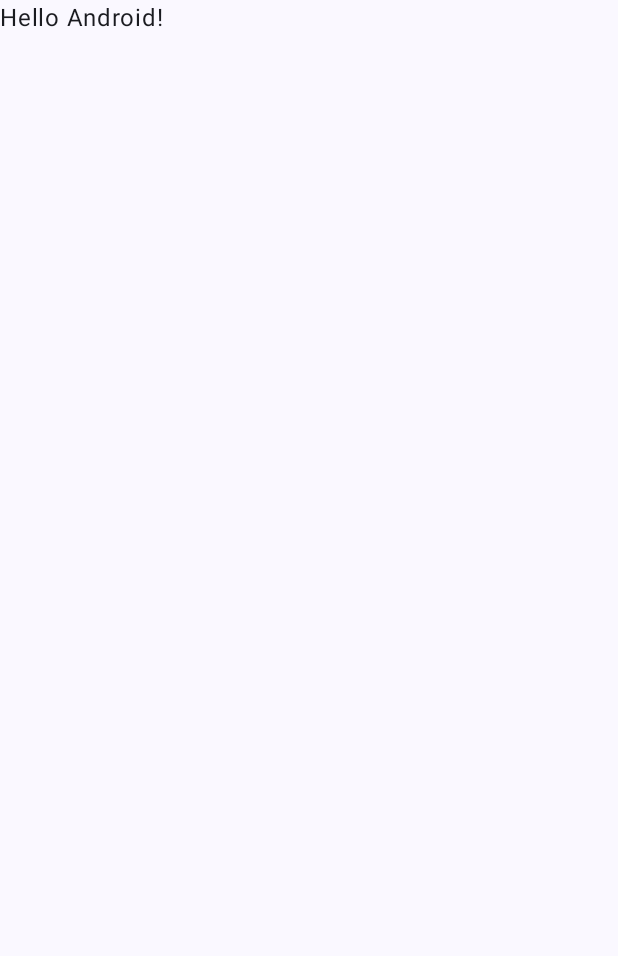
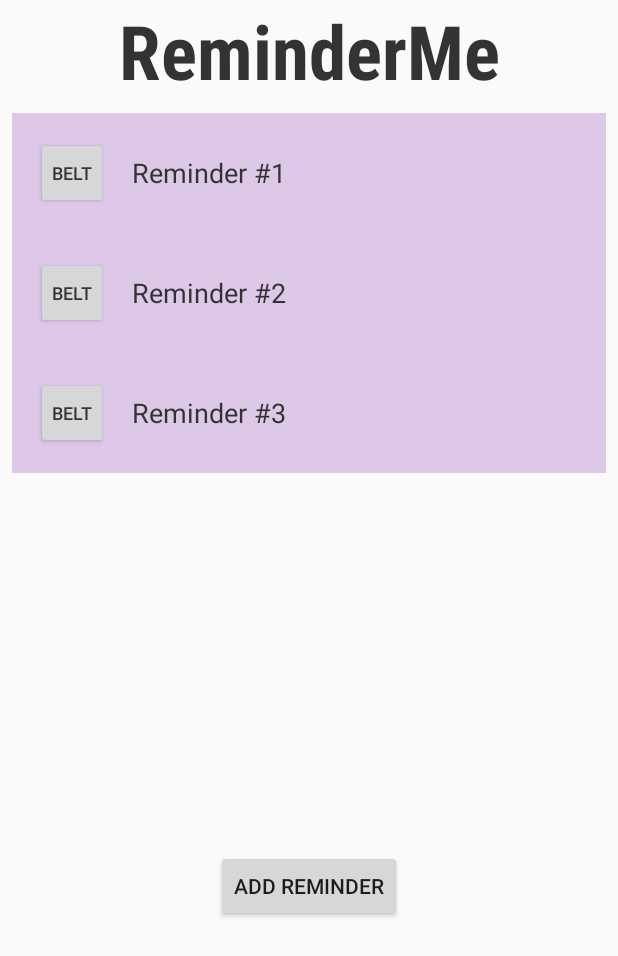
Before and after one commit to tabufellin/curly-octo-fortnight, an Android app built with Jetpack Compose: the screen it shows after launch (MainActivity), on a phone screen of 412 x 824 dp. Before the commit the part shown is almost empty. Shown: the top 956 px of the screen. Run offline under Robolectric (Android 15) with nearby library versions, the phone set to English and light mode, and no system bars.

Commit message:
new changes

```diff
--- a/app/build.gradle
+++ b/app/build.gradle
@@ -57,6 +57,7 @@ dependencies {
     implementation 'androidx.compose.ui:ui-graphics'
     implementation 'androidx.compose.ui:ui-tooling-preview'
     implementation 'androidx.compose.material3:material3'
+    implementation 'androidx.recyclerview:recyclerview:1.2.1'
     testImplementation 'junit:junit:4.13.2'
     androidTestImplementation 'androidx.test.ext:junit:1.1.5'
     androidTestImplementation 'androidx.test.espresso:espresso-core:3.5.1'
--- a/app/src/main/AndroidManifest.xml
+++ b/app/src/main/AndroidManifest.xml
@@ -23,6 +23,10 @@
                 <category android:name="android.intent.category.LAUNCHER" />
             </intent-filter>
         </activity>
+        <activity
+            android:name=".FormActivity"
+            android:label="Form Activity">
+        </activity>
     </application>
 
 </manifest>
--- /dev/null
+++ b/app/src/main/java/com/example/remindme/ListAdapter.kt
@@ -0,0 +1,40 @@
+package com.example.remindme// com.example.remindme.ListAdapter.kt
+import android.view.LayoutInflater
+import android.view.View
+import android.view.ViewGroup
+import android.widget.TextView
+import androidx.recyclerview.widget.RecyclerView
+
+class ListAdapter(private val items: List<ListItem>, private val listener: OnItemClickListener) :
+    RecyclerView.Adapter<ListAdapter.ViewHolder>() {
+
+    interface OnItemClickListener {
+        fun onItemClick(position: Int)
+    }
+
+    inner class ViewHolder(itemView: View) : RecyclerView.ViewHolder(itemView) {
+        val textViewWord: TextView = itemView.findViewById(R.id.textViewWord)
+
+        init {
+            itemView.setOnClickListener {
+                val position = adapterPosition
+                if (position != RecyclerView.NO_POSITION) {
+                    listener.onItemClick(position)
+                }
+            }
+        }
+    }
+
+    override fun onCreateViewHolder(parent: ViewGroup, viewType: Int): ViewHolder {
+        val view = LayoutInflater.from(parent.context)
+            .inflate(R.layout.list_item, parent, false)
+        return ViewHolder(view)
+    }
+
+    override fun onBindViewHolder(holder: ViewHolder, position: Int) {
+        val item = items[position]
+        holder.textViewWord.text = item.word
+    }
+
+    override fun getItemCount(): Int = items.size
+}
--- /dev/null
+++ b/app/src/main/java/com/example/remindme/ListItem.kt
@@ -0,0 +1,4 @@
+package com.example.remindme
+
+// com.example.remindme.ListItem.kt
+data class ListItem(val word: String)
--- a/app/src/main/java/com/example/remindme/MainActivity.kt
+++ b/app/src/main/java/com/example/remindme/MainActivity.kt
@@ -1,46 +1,49 @@
 package com.example.remindme
-
+import android.content.Intent
 import android.os.Bundle
+import android.widget.Button
+import android.widget.Toast
 import androidx.activity.ComponentActivity
-import androidx.activity.compose.setContent
-import androidx.compose.foundation.layout.fillMaxSize
-import androidx.compose.material3.MaterialTheme
-import androidx.compose.material3.Surface
-import androidx.compose.material3.Text
-import androidx.compose.runtime.Composable
-import androidx.compose.ui.Modifier
-import androidx.compose.ui.tooling.preview.Preview
-import com.example.remindme.ui.theme.RemindMeTheme
+import androidx.recyclerview.widget.LinearLayoutManager
+import androidx.recyclerview.widget.RecyclerView
+import com.example.remindme.R
 
 class MainActivity : ComponentActivity() {
     override fun onCreate(savedInstanceState: Bundle?) {
         super.onCreate(savedInstanceState)
-        setContent {
-            RemindMeTheme {
-                // A surface container using the 'background' color from the theme
-                Surface(
-                    modifier = Modifier.fillMaxSize(),
-                    color = MaterialTheme.colorScheme.background
-                ) {
-                    Greeting("Android")
-                }
+        setContentView(R.layout.board)
+
+        val recyclerView: RecyclerView = findViewById(R.id.recyclerView)
+        recyclerView.layoutManager = LinearLayoutManager(this)
+
+        val itemList = listOf(
+            com.example.remindme.ListItem("Reminder #1"),
+            com.example.remindme.ListItem("Reminder #2"),
+            com.example.remindme.ListItem("Reminder #3"),
+
+            // Add more items as needed
+        )
+
+        val adapter = com.example.remindme.ListAdapter(itemList, object : com.example.remindme.ListAdapter.OnItemClickListener {
+            override fun onItemClick(position: Int) {
+                // Handle item click here
+                Toast.makeText(applicationContext, "Item clicked at position $position", Toast.LENGTH_SHORT).show()
             }
+        })
+
+        recyclerView.adapter = adapter
+
+        // Find the button by its ID
+        val startFormButton = findViewById<Button>(R.id.startFormButton)
+
+        // Set a click listener for the button
+        startFormButton.setOnClickListener {
+            // Create an intent to navigate to the form activity
+            val intent = Intent(this, FormActivity::class.java)
+
+            // Start the form activity
+            startActivity(intent)
         }
+
     }
 }
-
-@Composable
-fun Greeting(name: String, modifier: Modifier = Modifier) {
-    Text(
-        text = "Hello $name!",
-        modifier = modifier
-    )
-}
-
-@Preview(showBackground = true)
-@Composable
-fun GreetingPreview() {
-    RemindMeTheme {
-        Greeting("Android")
-    }
-}
--- /dev/null
+++ b/app/src/main/res/layout/board.xml
@@ -0,0 +1,33 @@
+<?xml version="1.0" encoding="utf-8"?>
+<LinearLayout xmlns:android="http://schemas.android.com/apk/res/android"
+    android:orientation="vertical"
+    android:layout_width="match_parent"
+    android:layout_height="match_parent">
+
+    <TextView
+        android:id="@+id/textView"
+        android:layout_width="match_parent"
+        android:layout_height="wrap_content"
+        android:text="ReminderMe"
+        android:textSize="50sp"
+        android:gravity="center"
+        android:textStyle="bold"
+        android:fontFamily="sans-serif-condensed"
+        android:textColor="#333" />
+
+    <androidx.recyclerview.widget.RecyclerView
+        android:id="@+id/recyclerView"
+        android:layout_width="match_parent"
+        android:layout_height="467dp"
+        android:layout_margin="8dp"
+        android:scrollbars="vertical" />
+
+    <Button
+        android:id="@+id/startFormButton"
+        android:layout_width="wrap_content"
+        android:layout_height="wrap_content"
+        android:text="Add Reminder"
+        android:layout_gravity="center"
+        android:layout_marginTop="16dp" />
+
+</LinearLayout>
--- /dev/null
+++ b/app/src/main/res/layout/list_item.xml
@@ -0,0 +1,31 @@
+<LinearLayout
+    xmlns:android="http://schemas.android.com/apk/res/android"
+    android:layout_width="match_parent"
+    android:layout_height="wrap_content"
+    android:orientation="horizontal"
+    android:padding="16dp"
+    android:clickable="true"
+    android:background="#DEC8E8">
+
+    <Button
+        android:id="@+id/iconButton"
+        android:layout_width="48dp"
+        android:layout_height="48dp"
+        android:text="Belt"
+        android:textSize="12sp"
+        android:textColor="#333"
+        android:padding="0dp"
+        android:gravity="center"
+        android:layout_gravity="center_vertical" />
+
+    <TextView
+        android:id="@+id/textViewWord"
+        android:layout_width="wrap_content"
+        android:layout_height="wrap_content"
+        android:textColor="#333"
+        android:textSize="18sp"
+        android:layout_gravity="center_vertical"
+        android:layout_marginStart="16dp"
+        android:text="Belt" />
+
+</LinearLayout>
```
Also changed, not shown: app/src/main/java/com/example/remindme/FormActivity.kt (added, +16 -0 lines), app/src/main/res/layout/activity_form.xml (added, +52 -0 lines), app/src/main/res/layout/activity_main.xml (added, +7 -0 lines), app/src/main/res/mipmap-hdpi/belt.png (added), app/src/main/res/mipmap-mdpi/belt.png (added), app/src/main/res/mipmap-xhdpi/belt.png (added), app/src/main/res/mipmap-xxhdpi/belt.png (added), app/src/main/res/mipmap-xxxhdpi/belt.png (added).
